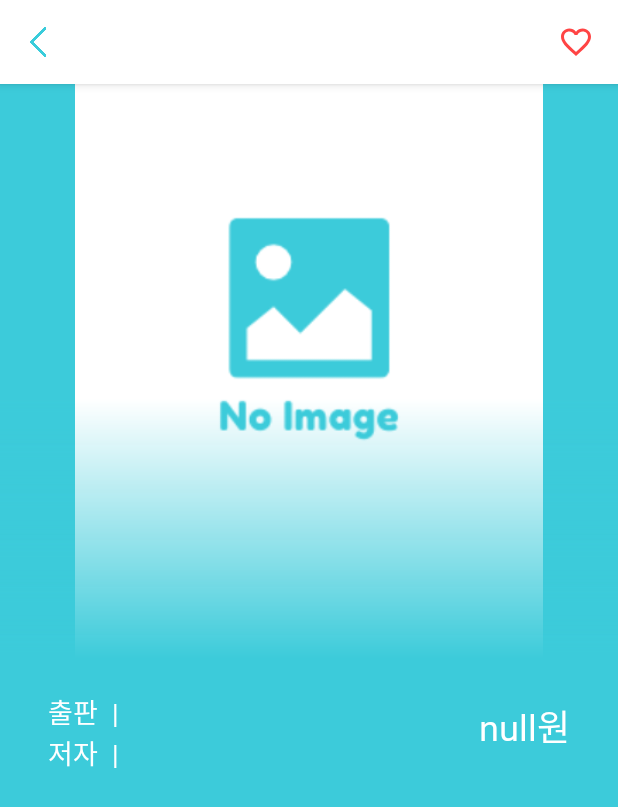
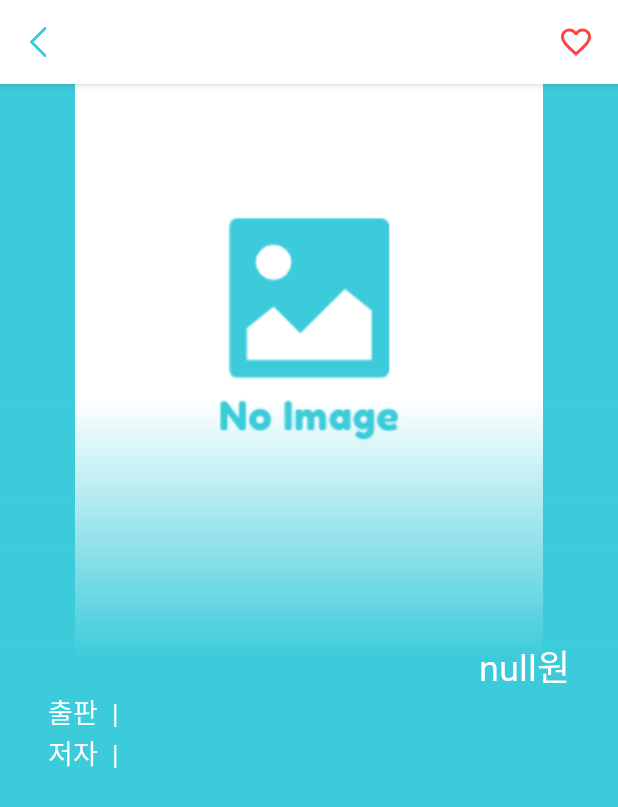
Before and after one commit to ccomangi2/BookBook-Master, an Android app: the fragment DetailFragment placed in its activity, on a phone screen of 412 x 824 dp. Shown: the top 807 px of the screen. Run offline under Robolectric (Android 15) with nearby library versions, the phone set to English and light mode, and no system bars; our stand-ins replace data binding; pictures from the network do not load; 4 statements that could not run were skipped.

Commit message:
UI 수정

```diff
--- a/app/build.gradle
+++ b/app/build.gradle
@@ -36,6 +36,7 @@ android {
     }
     buildFeatures {
         dataBinding = true
+        viewBinding = true
     }
     androidExtensions {
         experimental = true
--- a/app/src/main/res/layout/fragment_detail.xml
+++ b/app/src/main/res/layout/fragment_detail.xml
@@ -232,7 +232,7 @@
                             android:id="@+id/tv_book_price"
                             android:layout_width="wrap_content"
                             android:layout_height="wrap_content"
-                            android:layout_marginTop="60dp"
+                            android:layout_marginTop="20dp"
                             android:layout_marginEnd="32dp"
                             android:fontFamily="@font/medium"
                             android:text="@{@string/format_sale_price(viewModel.document.price)}"
```
